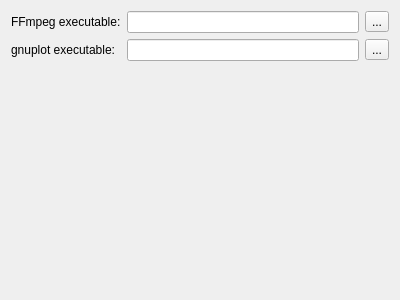
This is Plugins/org.mitk.gui.qt.ext/src/internal/QmitkExternalProgramsPreferencePage.ui in MITK/MITK as Qt 5 draws it before an edit. The edited form follows.
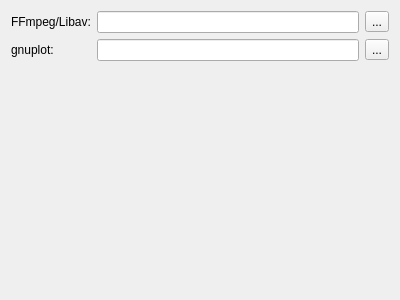
This is the edited form.

What changed in the file:
```diff
--- a/Plugins/org.mitk.gui.qt.ext/src/internal/QmitkExternalProgramsPreferencePage.ui
+++ b/Plugins/org.mitk.gui.qt.ext/src/internal/QmitkExternalProgramsPreferencePage.ui
@@ -19,7 +19,7 @@
      <item row="0" column="0">
       <widget class="QLabel" name="ffmpegLabel">
        <property name="text">
-        <string>FFmpeg executable:</string>
+        <string>FFmpeg/Libav:</string>
        </property>
        <property name="textFormat">
         <enum>Qt::PlainText</enum>
@@ -46,7 +46,7 @@
      <item row="1" column="0">
       <widget class="QLabel" name="gnuplotLabel">
        <property name="text">
-        <string>gnuplot executable:</string>
+        <string>gnuplot:</string>
        </property>
        <property name="textFormat">
         <enum>Qt::PlainText</enum>
```
